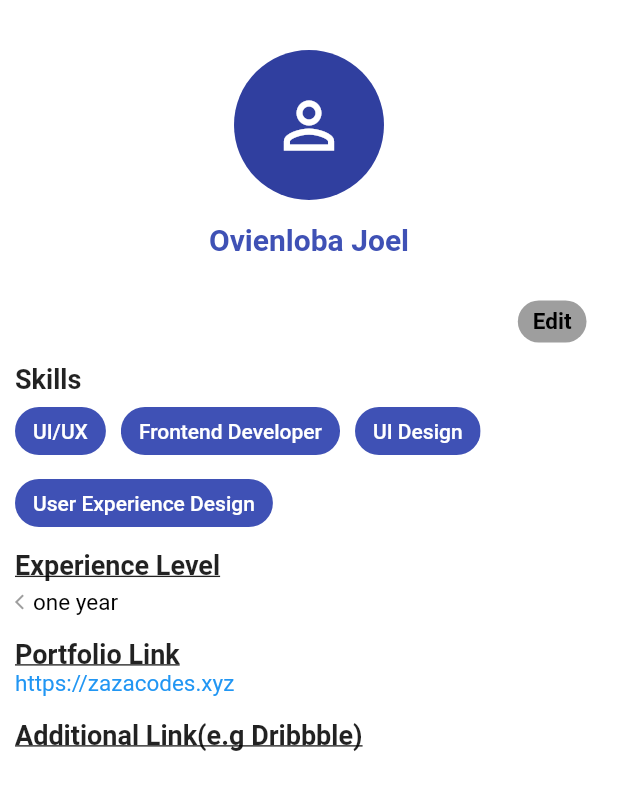
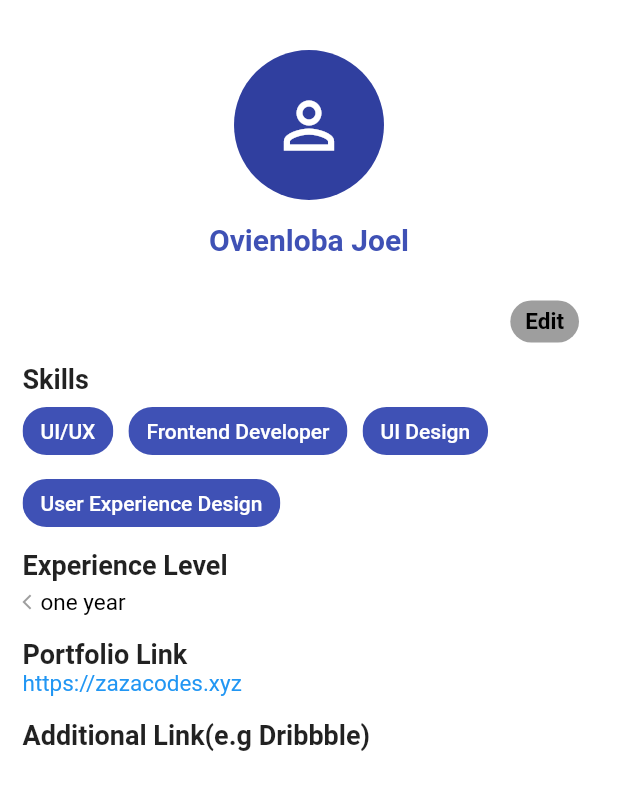
Before and after one commit to JoelOvien/DevJobs, a Flutter app: the ProfilePage screen opened by its route, on a phone screen of 412 x 824 dp, the part 64-874 px from its top. Run offline on Flutter 3.47's test engine with Material 2 defaults, Android fonts, the phone set to English and light mode, and no system bars; our stand-ins replace modal_bottom_sheet.

Commit message:
made changes to profile code

```diff
--- a/lib/screens/profile.dart
+++ b/lib/screens/profile.dart
@@ -19,7 +19,7 @@ class _ProfilePageState extends State<ProfilePage> {
   Widget _buildBody() {
     return SingleChildScrollView(
       child: Container(
-        padding: const EdgeInsets.only(left: 5, right: 5),
+        padding: const EdgeInsets.only(left: 10, right: 10),
         child: Column(
           mainAxisAlignment: MainAxisAlignment.start,
           crossAxisAlignment: CrossAxisAlignment.start,
@@ -67,7 +67,7 @@ class _ProfilePageState extends State<ProfilePage> {
                 style: TextStyle(
                   fontWeight: FontWeight.bold,
                   fontSize: 18,
-                    decoration: TextDecoration.underline),
+                ),
               ),
             ),
             SizedBox(
@@ -98,7 +98,7 @@ class _ProfilePageState extends State<ProfilePage> {
                 style: TextStyle(
                   fontWeight: FontWeight.bold,
                   fontSize: 18,
-                    decoration: TextDecoration.underline),
+                ),
               ),
             ),
             Padding(
@@ -118,7 +118,7 @@ class _ProfilePageState extends State<ProfilePage> {
                 style: TextStyle(
                   fontWeight: FontWeight.bold,
                   fontSize: 18,
-                    decoration: TextDecoration.underline),
+                ),
               ),
             ),
           ],
```
Lines whose indentation alone changed are shown as unchanged.
